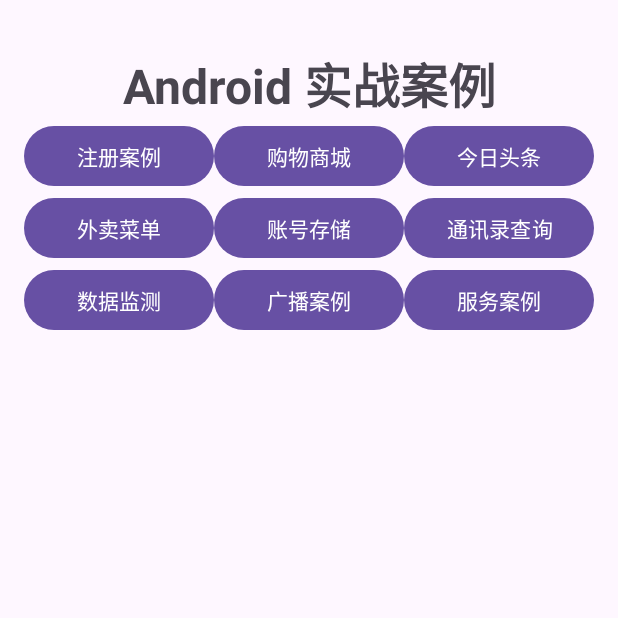
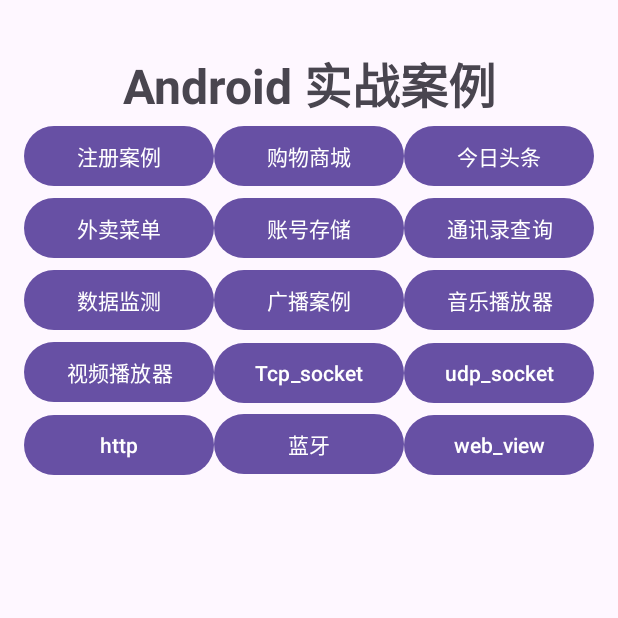
Before and after one commit to NOOB-P/Android_learning, an Android app: the screen it shows after launch (MainActivity), on a phone screen of 412 x 824 dp, the top half of it. Run offline under Robolectric (Android 15) with nearby library versions, the phone set to English and light mode, and no system bars.

Commit message:
完成音乐播放器（服务/定时任务）

```diff
--- a/app/src/main/AndroidManifest.xml
+++ b/app/src/main/AndroidManifest.xml
@@ -15,6 +15,11 @@
         android:supportsRtl="true"
         android:theme="@style/Theme.Android_leraning"
         tools:targetApi="31">
+        <service android:name=".music_server"
+            android:exported="false"/>
+        <activity
+            android:name=".musicplayer"
+            android:exported="false" />
         <activity
             android:name=".broadcast"
             android:exported="false" />
--- a/app/src/main/java/com/example/android_leraning/MainActivity.java
+++ b/app/src/main/java/com/example/android_leraning/MainActivity.java
@@ -1,15 +1,11 @@
 package com.example.android_leraning;
 
 import android.content.Intent;
+import android.os.Binder;
 import android.os.Bundle;
 import android.view.View;
-import android.widget.Switch;
 
-import androidx.activity.EdgeToEdge;
 import androidx.appcompat.app.AppCompatActivity;
-import androidx.core.graphics.Insets;
-import androidx.core.view.ViewCompat;
-import androidx.core.view.WindowInsetsCompat;
 
 import com.example.android_leraning.databinding.ActivityMainBinding;
 
@@ -31,6 +27,13 @@ public class MainActivity extends AppCompatActivity implements View.OnClickListe
         binding.BtnDataObserver.setOnClickListener(this);
         binding.BtnServer.setOnClickListener(this);
         binding.BtnBroadcast.setOnClickListener(this);
+        binding.BtnServer.setOnClickListener(this);
+        binding.BtnWebView.setOnClickListener(this);
+        binding.BtnVideoPlayer.setOnClickListener(this);
+        binding.BtnTcpSocket.setOnClickListener(this);
+        binding.BtnUdpSocket.setOnClickListener(this);
+        binding.BtnHttp.setOnClickListener(this);
+        binding.BtnBluetooth.setOnClickListener(this);
     }
 
     @Override
@@ -61,6 +64,19 @@ public class MainActivity extends AppCompatActivity implements View.OnClickListe
             Intent intent = new Intent(this, broadcast.class);
             startActivity(intent);
         }else if(view.getId() == R.id.Btn_server){
+            Intent intent = new Intent(this, musicplayer.class);
+            startActivity(intent);
+        }else if(view.getId() == R.id.Btn_video_player){
+
+        }else if(view.getId() == R.id.Btn_tcp_socket){
+
+        }else if(view.getId() == R.id.Btn_udp_socket){
+
+        }else if(view.getId() == R.id.Btn_http){
+
+        }else if(view.getId() == R.id.Btn_bluetooth){
+
+        }else if(view.getId() == R.id.Btn_web_view){
 
         }
     }
--- a/app/src/main/java/com/example/android_leraning/broadcast.java
+++ b/app/src/main/java/com/example/android_leraning/broadcast.java
@@ -13,15 +13,9 @@ import android.util.Log;
 import android.view.View;
 import android.widget.Toast;
 
-import androidx.activity.EdgeToEdge;
 import androidx.appcompat.app.AppCompatActivity;
-import androidx.core.graphics.Insets;
-import androidx.core.view.ViewCompat;
-import androidx.core.view.WindowInsetsCompat;
 
 import com.example.android_leraning.databinding.ActivityBroadcastBinding;
-
-import kotlinx.coroutines.Delay;
 
 public class broadcast extends AppCompatActivity implements View.OnClickListener {
 
--- a/app/src/main/java/com/example/android_leraning/get_Contact.java
+++ b/app/src/main/java/com/example/android_leraning/get_Contact.java
@@ -6,7 +6,6 @@ import android.content.pm.PackageManager;
 import android.database.Cursor;
 import android.os.Bundle;
 import android.provider.ContactsContract;
-import android.util.Log;
 import android.view.LayoutInflater;
 import android.view.ViewGroup;
 import android.widget.Toast;
--- a/app/src/main/java/com/example/android_leraning/register.java
+++ b/app/src/main/java/com/example/android_leraning/register.java
@@ -7,11 +7,7 @@ import android.widget.CompoundButton;
 import android.widget.RadioGroup;
 import android.widget.Toast;
 
-import androidx.activity.EdgeToEdge;
 import androidx.appcompat.app.AppCompatActivity;
-import androidx.core.graphics.Insets;
-import androidx.core.view.ViewCompat;
-import androidx.core.view.WindowInsetsCompat;
 
 import com.example.android_leraning.databinding.ActivityRegisterBinding;
 
--- a/app/src/main/java/com/example/android_leraning/save_acount.java
+++ b/app/src/main/java/com/example/android_leraning/save_acount.java
@@ -12,13 +12,11 @@ import android.util.Log;
 import android.view.View;
 import android.widget.Toast;
 
-import androidx.annotation.Nullable;
 import androidx.appcompat.app.AppCompatActivity;
 
 import com.example.android_leraning.databinding.ActivitySvaeAcountBinding;
 
 import java.io.FileInputStream;
-import java.io.FileNotFoundException;
 import java.io.FileOutputStream;
 import java.io.IOException;
 
--- a/app/src/main/res/layout/activity_main.xml
+++ b/app/src/main/res/layout/activity_main.xml
@@ -105,7 +105,57 @@
                     android:layout_width="0dp"
                     android:layout_weight="1"
                     android:layout_height="wrap_content"
-                    android:text="服务案例" />
+                    android:text="音乐播放器" />
+            </TableRow>
+            <TableRow
+                android:layout_width="match_parent"
+                android:layout_height="match_parent" >
+
+                <Button
+                    android:id="@+id/Btn_video_player"
+                    android:layout_width="0dp"
+                    android:layout_weight="1"
+                    android:layout_height="wrap_content"
+                    android:text="视频播放器" />
+
+                <Button
+                    android:id="@+id/Btn_tcp_socket"
+                    android:layout_width="0dp"
+                    android:layout_weight="1"
+                    android:layout_height="wrap_content"
+                    android:text="Tcp_socket" />
+
+                <Button
+                    android:id="@+id/Btn_udp_socket"
+                    android:layout_width="0dp"
+                    android:layout_weight="1"
+                    android:layout_height="wrap_content"
+                    android:text="udp_socket" />
+            </TableRow>
+            <TableRow
+                android:layout_width="match_parent"
+                android:layout_height="match_parent" >
+
+                <Button
+                    android:id="@+id/Btn_http"
+                    android:layout_width="0dp"
+                    android:layout_weight="1"
+                    android:layout_height="wrap_content"
+                    android:text="http" />
+
+                <Button
+                    android:id="@+id/Btn_bluetooth"
+                    android:layout_width="0dp"
+                    android:layout_weight="1"
+                    android:layout_height="wrap_content"
+                    android:text="蓝牙" />
+
+                <Button
+                    android:id="@+id/Btn_web_view"
+                    android:layout_width="0dp"
+                    android:layout_weight="1"
+                    android:layout_height="wrap_content"
+                    android:text="web_view" />
             </TableRow>
         </TableLayout>
     </LinearLayout>
```
Also changed, not shown: app/src/main/java/com/example/android_leraning/Takeaway_menu.java (+0 -11 lines), app/src/main/java/com/example/android_leraning/data_observer.java (+0 -15 lines), app/src/main/java/com/example/android_leraning/music_server.java (added, +96 -0 lines), app/src/main/java/com/example/android_leraning/musicplayer.java (added, +118 -0 lines), app/src/main/java/com/example/android_leraning/shop.java (+0 -9 lines), app/src/main/res/layout/activity_musicplayer.xml (added, +91 -0 lines), 1 other file.
